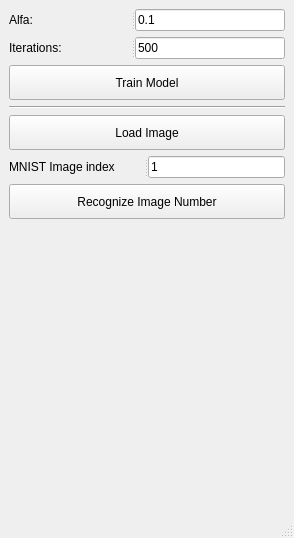
kiryha/CIS585, file assignments/recognizer/ui/ui_main.ui: the form before one commit.
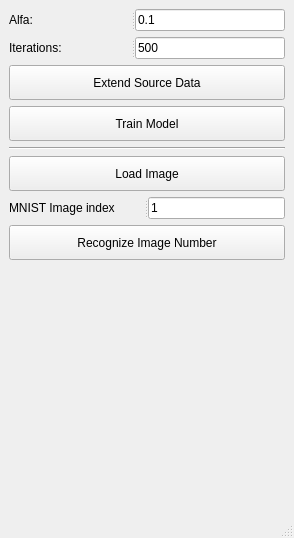
The form after the commit.

The edit to the form file:
```diff
--- a/assignments/recognizer/ui/ui_main.ui
+++ b/assignments/recognizer/ui/ui_main.ui
@@ -61,6 +61,19 @@
       </widget>
      </widget>
     </item>
+    <item>
+     <widget class="QPushButton" name="btnExtendData">
+      <property name="minimumSize">
+       <size>
+        <width>0</width>
+        <height>35</height>
+       </size>
+      </property>
+      <property name="text">
+       <string>Extend Source Data</string>
+      </property>
+     </widget>
+    </item>
     <item>
      <widget class="QPushButton" name="btnTeach">
       <property name="minimumSize">
```
